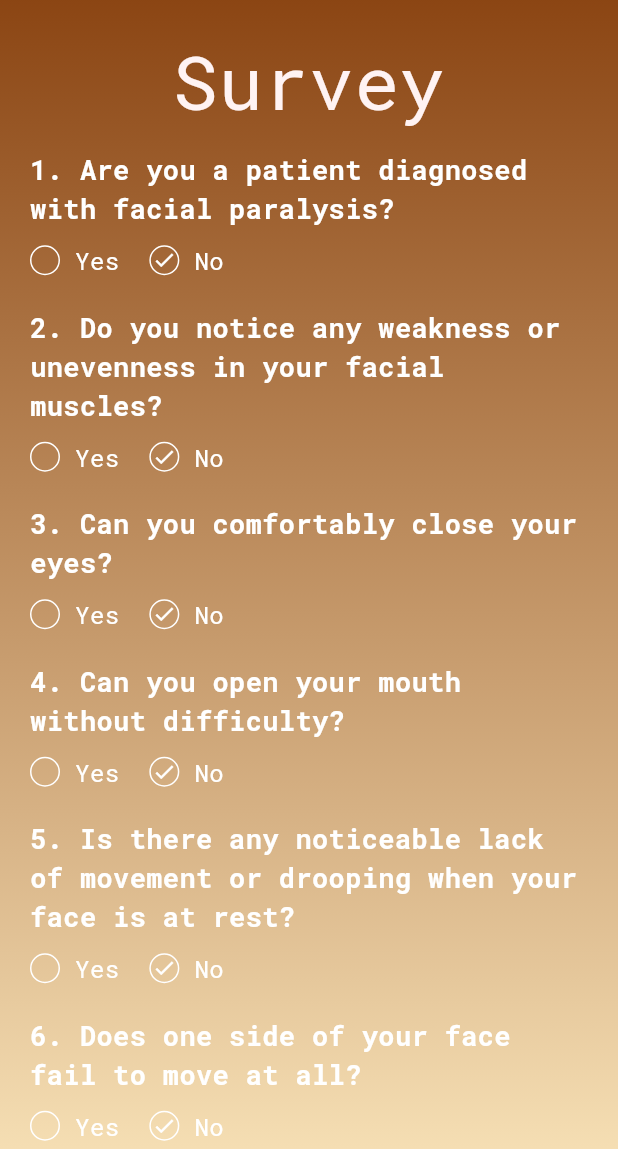
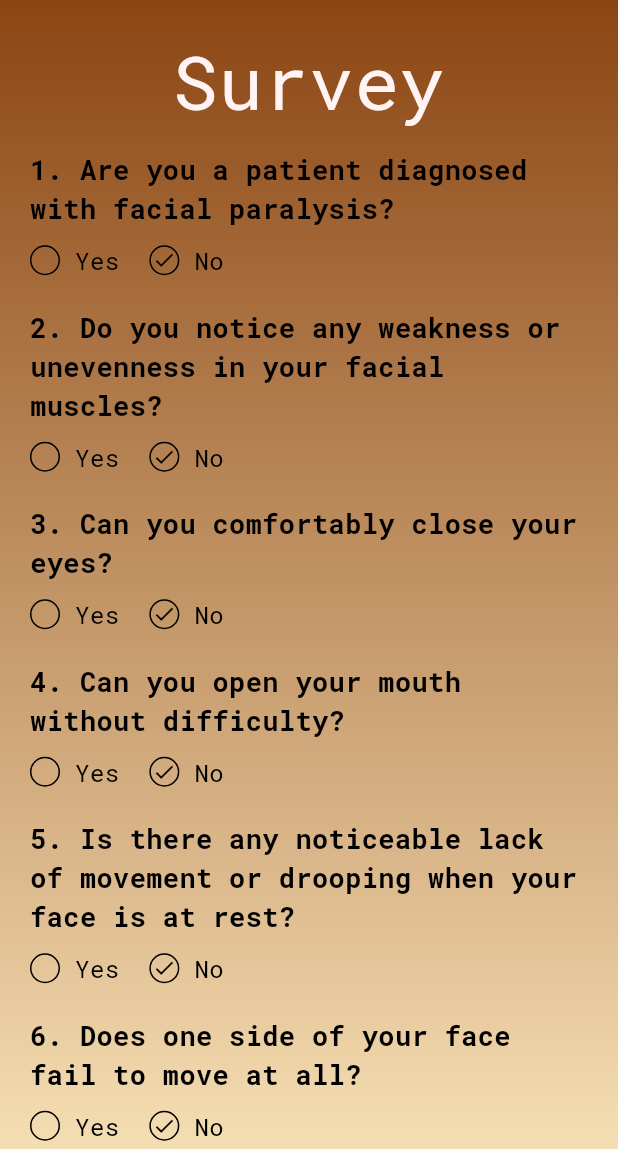
Before and after one commit to namduhus/facialFit-frontend, a Flutter app: the Survey screen opened by its route, on a phone screen of 412 x 824 dp, the part 87-1236 px from its top. Run offline on Flutter 3.47's test engine with Material 3 defaults, Android fonts, the phone set to English and light mode, and no system bars; our stand-ins replace audioplayers, camera, fl_chart, flutter_screenutil, get, google_fonts and 7 more; missing offline and left inert: animated_button, google_mlkit_commons, google_mlkit_face_detection; accounts and stored records are empty; network calls fail.

Commit message:
추가 이미지

```diff
--- a/lib/main.dart
+++ b/lib/main.dart
@@ -74,7 +74,7 @@ class MyApp extends StatelessWidget {
               ),
               GetPage(
                 name: '/CameraScreen',
-                page: () => CameraScreen(),
+                page: () => CameraScreen(cameras: [],),
                 transition: Transition.zoom,
               ),
               GetPage(name: '/bonus', page: () => BonusGame()),
@@ -92,7 +92,8 @@ class MyApp extends StatelessWidget {
               "/Prolog": (context) => Prolog(),
               "/Story": (context) => StoryStage(),
               "/CameraView": (context) => CameraView(),
-              "/CameraScreen": (context) => CameraScreen(),
+              "/CameraScreen": (context) => CameraScreen(cameras: [],),
+
               "/stageclear1": (context) => StageClear(),
               "/stagefail1": (context) => StageFail(),
               "/Calendar": (context) => CalendarPage(),
--- a/lib/survey.dart
+++ b/lib/survey.dart
@@ -183,7 +183,7 @@ class SurveyState extends State<Survey> {
         Text(
           question,
           style: TextStyle(
-            color: Colors.white,
+            color: Colors.black,
             fontSize: 18,
             fontWeight: FontWeight.bold,
           ),
@@ -193,11 +193,11 @@ class SurveyState extends State<Survey> {
           children: [
             _buildCheckBox(option1, isChecked, onChanged),
             SizedBox(width: 10),
-            Text(option1, style: TextStyle(color: Colors.white)),
+            Text(option1, style: TextStyle(color: Colors.black)),
             SizedBox(width: 20),
             _buildCheckBox(option2, !isChecked, (value) => onChanged(!value)),
             SizedBox(width: 10),
-            Text(option2, style: TextStyle(color: Colors.white)),
+            Text(option2, style: TextStyle(color: Colors.black)),
           ],
         ),
         SizedBox(height: 20),
@@ -216,11 +216,11 @@ class SurveyState extends State<Survey> {
         height: 20,
         decoration: BoxDecoration(
           shape: BoxShape.circle,
-          border: Border.all(color: Colors.white),
+          border: Border.all(color: Colors.black),
         ),
         child: isChecked
             ? Center(
-          child: Icon(Icons.check, size: 16, color: Colors.white),
+          child: Icon(Icons.check, size: 16, color: Colors.black),
         )
             : SizedBox(),
       ),
```
Also changed, not shown: assets/gifs/clapping.gif (added), assets/images/1.png, assets/images/2.png, assets/images/3.png, assets/images/4.png, assets/images/5.png, assets/images/6.png, assets/images/7.png, assets/images/8.png, assets/images/9.png.
